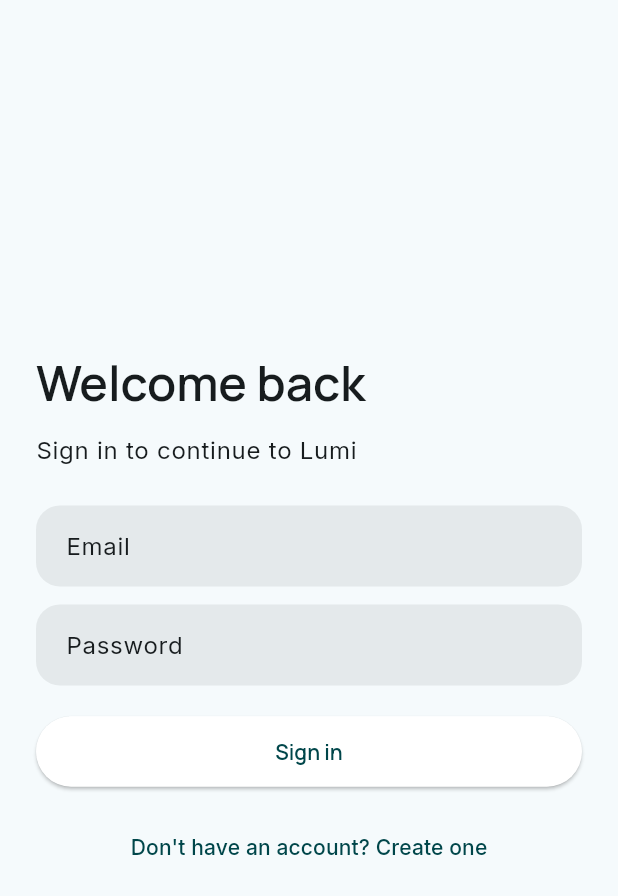
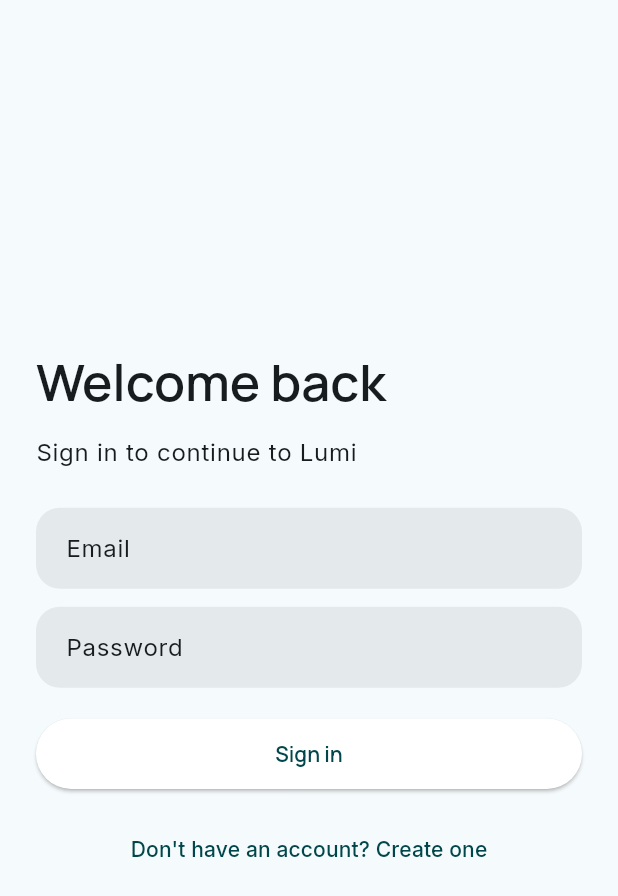
Before and after one commit to tianhaoz95/lumi, a Flutter app: the screen it shows after launch, on a phone screen of 412 x 824 dp. Shown: the top 896 px of the screen. Run offline on Flutter 3.47's test engine with Material 3 defaults, Android fonts, the phone set to English and light mode, and no system bars; our stand-ins replace appwrite, flutter_riverpod, go_router, google_fonts; missing offline and left inert: dart:ffi, flutter_rust_bridge; statements that could not run were skipped.

Commit message:
Implement High-Low typographic pairing in lib/core/theme.dart
Co-authored-by: Copilot <223556219+Copilot@users.noreply.github.com>

```diff
--- a/lib/core/theme.dart
+++ b/lib/core/theme.dart
@@ -45,14 +45,19 @@ ThemeData getLumiTheme() {
   );
 
   // Apply Manrope to all headline/display/title styles to ensure consistent editorial typography.
+  // High-Low pairing implemented: display styles are intentionally large to create extreme scale contrast
+  // with compact body text (Inter at 16sp). This enforces the "High-Low" editorial pairing described in DESIGN.md.
   final textTheme = base.copyWith(
-    displayLarge: GoogleFonts.manrope(fontSize: 48, fontWeight: FontWeight.w700, letterSpacing: -0.02),
-    displayMedium: GoogleFonts.manrope(fontSize: 40, fontWeight: FontWeight.w700, letterSpacing: -0.02),
-    displaySmall: GoogleFonts.manrope(fontSize: 36, fontWeight: FontWeight.w700, letterSpacing: -0.02),
-    headlineLarge: GoogleFonts.manrope(fontSize: 32, fontWeight: FontWeight.w600, letterSpacing: -0.02),
+    // High (display) — prominent, editorial-first sizes
+    displayLarge: GoogleFonts.manrope(fontSize: 64, fontWeight: FontWeight.w700, letterSpacing: -0.02),
+    displayMedium: GoogleFonts.manrope(fontSize: 48, fontWeight: FontWeight.w700, letterSpacing: -0.02),
+    displaySmall: GoogleFonts.manrope(fontSize: 40, fontWeight: FontWeight.w700, letterSpacing: -0.02),
+    // Low (headline/title) — scaled down relative to displays but still prominent
+    headlineLarge: GoogleFonts.manrope(fontSize: 34, fontWeight: FontWeight.w600, letterSpacing: -0.02),
     headlineMedium: GoogleFonts.manrope(fontSize: 28, fontWeight: FontWeight.w600, letterSpacing: -0.02),
-    headlineSmall: GoogleFonts.manrope(fontSize: 24, fontWeight: FontWeight.w600, letterSpacing: -0.02),
-    titleLarge: GoogleFonts.manrope(fontSize: 20, fontWeight: FontWeight.w600, letterSpacing: -0.02),
+    headlineSmall: GoogleFonts.manrope(fontSize: 22, fontWeight: FontWeight.w600, letterSpacing: -0.02),
+    // Titles closer to body scale
+    titleLarge: GoogleFonts.manrope(fontSize: 18, fontWeight: FontWeight.w600, letterSpacing: -0.02),
     titleMedium: GoogleFonts.manrope(fontSize: 16, fontWeight: FontWeight.w600, letterSpacing: -0.02),
     titleSmall: GoogleFonts.manrope(fontSize: 14, fontWeight: FontWeight.w600, letterSpacing: -0.02),
   );
```
